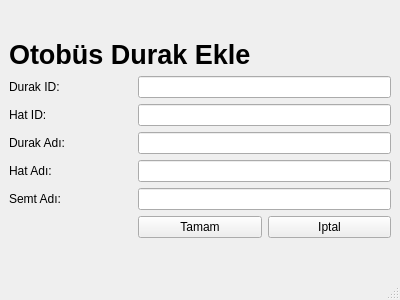
ergenekonyigit/heysem, file Uygulama/durakekleotobus.ui: the form before one commit.
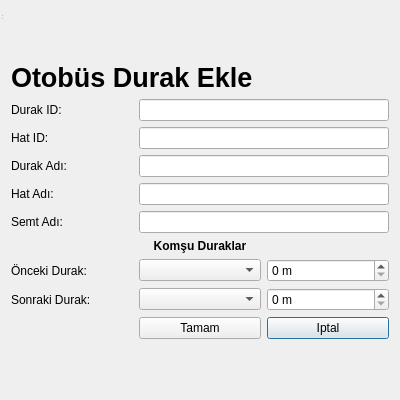
The form after the commit.

```diff
--- a/Uygulama/durakekleotobus.ui
+++ b/Uygulama/durakekleotobus.ui
@@ -1,19 +1,20 @@
 <?xml version="1.0" encoding="UTF-8"?>
 <ui version="4.0">
  <class>DurakEkleOtobus</class>
- <widget class="QMainWindow" name="DurakEkleOtobus">
+ <widget class="QDialog" name="DurakEkleOtobus">
   <property name="geometry">
    <rect>
     <x>0</x>
     <y>0</y>
     <width>400</width>
-    <height>300</height>
+    <height>400</height>
    </rect>
   </property>
   <property name="windowTitle">
-   <string>MainWindow</string>
+   <string>Otobus Durak Ekle</string>
   </property>
-  <widget class="QWidget" name="centralwidget">
+  <layout class="QGridLayout" name="gridLayout_3">
+   <item row="1" column="0">
    <layout class="QGridLayout" name="gridLayout_2">
     <item row="2" column="0">
      <spacer name="verticalSpacer">
@@ -30,40 +31,65 @@
     </item>
     <item row="1" column="0">
      <layout class="QGridLayout" name="gridLayout">
-      <item row="6" column="2">
+       <item row="6" column="1">
+        <widget class="QLabel" name="lblKD">
+         <property name="font">
+          <font>
+           <weight>75</weight>
+           <bold>true</bold>
+          </font>
+         </property>
+         <property name="text">
+          <string>Komşu Duraklar</string>
+         </property>
+         <property name="alignment">
+          <set>Qt::AlignCenter</set>
+         </property>
+        </widget>
+       </item>
+       <item row="2" column="1" colspan="2">
+        <widget class="QLineEdit" name="edtHatID"/>
+       </item>
+       <item row="1" column="0">
+        <widget class="QLabel" name="lblDurakID">
+         <property name="text">
+          <string>Durak ID:</string>
+         </property>
+        </widget>
+       </item>
+       <item row="9" column="2">
        <widget class="QPushButton" name="pshIpt">
         <property name="text">
          <string>Iptal</string>
         </property>
        </widget>
       </item>
-      <item row="3" column="0">
-       <widget class="QLabel" name="lblDurakAdi">
-        <property name="text">
-         <string>Durak Adı: </string>
-        </property>
-       </widget>
-      </item>
-      <item row="0" column="0" colspan="3">
-       <widget class="QLabel" name="label_4">
-        <property name="font">
-         <font>
-          <pointsize>20</pointsize>
-          <weight>75</weight>
-          <bold>true</bold>
-         </font>
-        </property>
-        <property name="text">
-         <string>Otobüs Durak Ekle</string>
-        </property>
-       </widget>
+       <item row="1" column="1" colspan="2">
+        <widget class="QLineEdit" name="edtDurakID"/>
       </item>
       <item row="3" column="1" colspan="2">
        <widget class="QLineEdit" name="edtDurakAdi"/>
       </item>
+       <item row="2" column="0">
+        <widget class="QLabel" name="lblHatID">
+         <property name="text">
+          <string>Hat ID:</string>
+         </property>
+        </widget>
+       </item>
+       <item row="5" column="1" colspan="2">
+        <widget class="QLineEdit" name="edtSemtAdi"/>
+       </item>
       <item row="4" column="1" colspan="2">
        <widget class="QLineEdit" name="edtHatAdi"/>
       </item>
+       <item row="9" column="1">
+        <widget class="QPushButton" name="pshEkle">
+         <property name="text">
+          <string>Tamam</string>
+         </property>
+        </widget>
+       </item>
       <item row="4" column="0">
        <widget class="QLabel" name="lblHatAdi">
         <property name="text">
@@ -71,8 +97,22 @@
         </property>
        </widget>
       </item>
-      <item row="5" column="1" colspan="2">
-       <widget class="QLineEdit" name="edtSemtAdi"/>
+       <item row="7" column="1">
+        <widget class="QComboBox" name="cmbOKDAdi"/>
+       </item>
+       <item row="0" column="0" colspan="3">
+        <widget class="QLabel" name="lblODE">
+         <property name="font">
+          <font>
+           <pointsize>20</pointsize>
+           <weight>75</weight>
+           <bold>true</bold>
+          </font>
+         </property>
+         <property name="text">
+          <string>Otobüs Durak Ekle</string>
+         </property>
+        </widget>
       </item>
       <item row="5" column="0">
        <widget class="QLabel" name="lblSemtAdi">
@@ -81,32 +121,43 @@
         </property>
        </widget>
       </item>
-      <item row="6" column="1">
-       <widget class="QPushButton" name="pshEkle">
+       <item row="3" column="0">
+        <widget class="QLabel" name="lblDurakAdi">
         <property name="text">
-         <string>Tamam</string>
+          <string>Durak Adı: </string>
         </property>
        </widget>
       </item>
-      <item row="2" column="0">
-       <widget class="QLabel" name="lblHatID">
-        <property name="text">
-         <string>Hat ID:</string>
+       <item row="8" column="1">
+        <widget class="QComboBox" name="cmbSKDAdi"/>
+       </item>
+       <item row="7" column="2">
+        <widget class="QSpinBox" name="spnOKDMetre">
+         <property name="suffix">
+          <string> m</string>
         </property>
        </widget>
       </item>
-      <item row="1" column="0">
-       <widget class="QLabel" name="lblDurakID">
+       <item row="8" column="2">
+        <widget class="QSpinBox" name="spnSKDMetre">
+         <property name="suffix">
+          <string> m</string>
+         </property>
+        </widget>
+       </item>
+       <item row="7" column="0">
+        <widget class="QLabel" name="lblOD">
         <property name="text">
-         <string>Durak ID:</string>
+          <string>Önceki Durak:</string>
         </property>
        </widget>
       </item>
-      <item row="1" column="1" colspan="2">
-       <widget class="QLineEdit" name="edtDurakID"/>
-      </item>
-      <item row="2" column="1" colspan="2">
-       <widget class="QLineEdit" name="edtHatID"/>
+       <item row="8" column="0">
+        <widget class="QLabel" name="lblSD">
+         <property name="text">
+          <string>Sonraki Durak:</string>
+         </property>
+        </widget>
       </item>
      </layout>
     </item>
@@ -124,18 +175,18 @@
      </spacer>
     </item>
    </layout>
-  </widget>
-  <widget class="QMenuBar" name="menubar">
+   </item>
+  </layout>
+  <widget class="QStatusBar" name="statusbar">
    <property name="geometry">
     <rect>
      <x>0</x>
      <y>0</y>
-     <width>400</width>
-     <height>22</height>
+     <width>3</width>
+     <height>21</height>
     </rect>
    </property>
   </widget>
-  <widget class="QStatusBar" name="statusbar"/>
  </widget>
  <resources/>
  <connections/>
```
Lines whose indentation alone changed are shown as unchanged.
